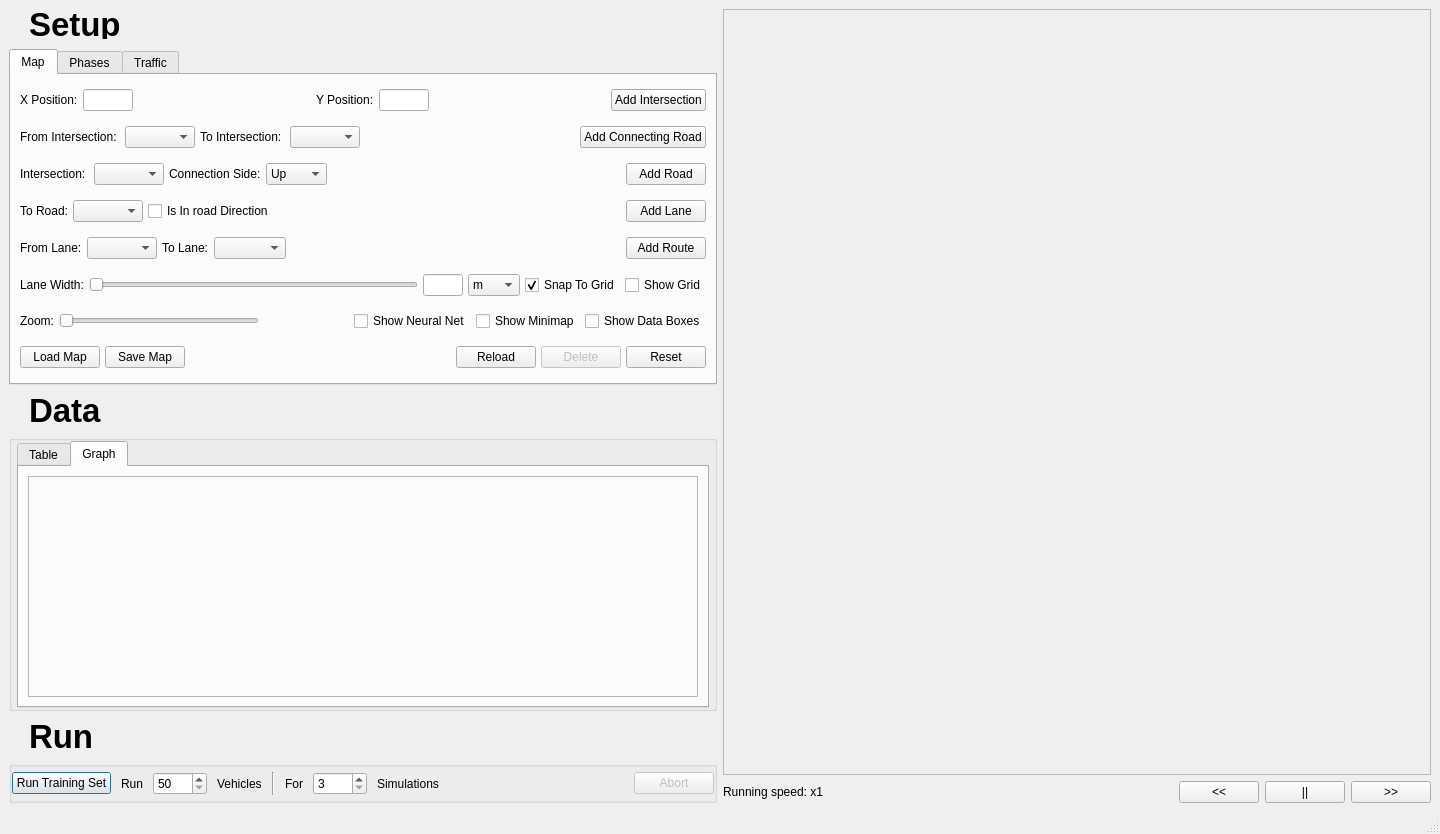
Above: src/ui/mainwindow.ui from samuelarbibe/ai-tms before the change. Below: the same form after it.
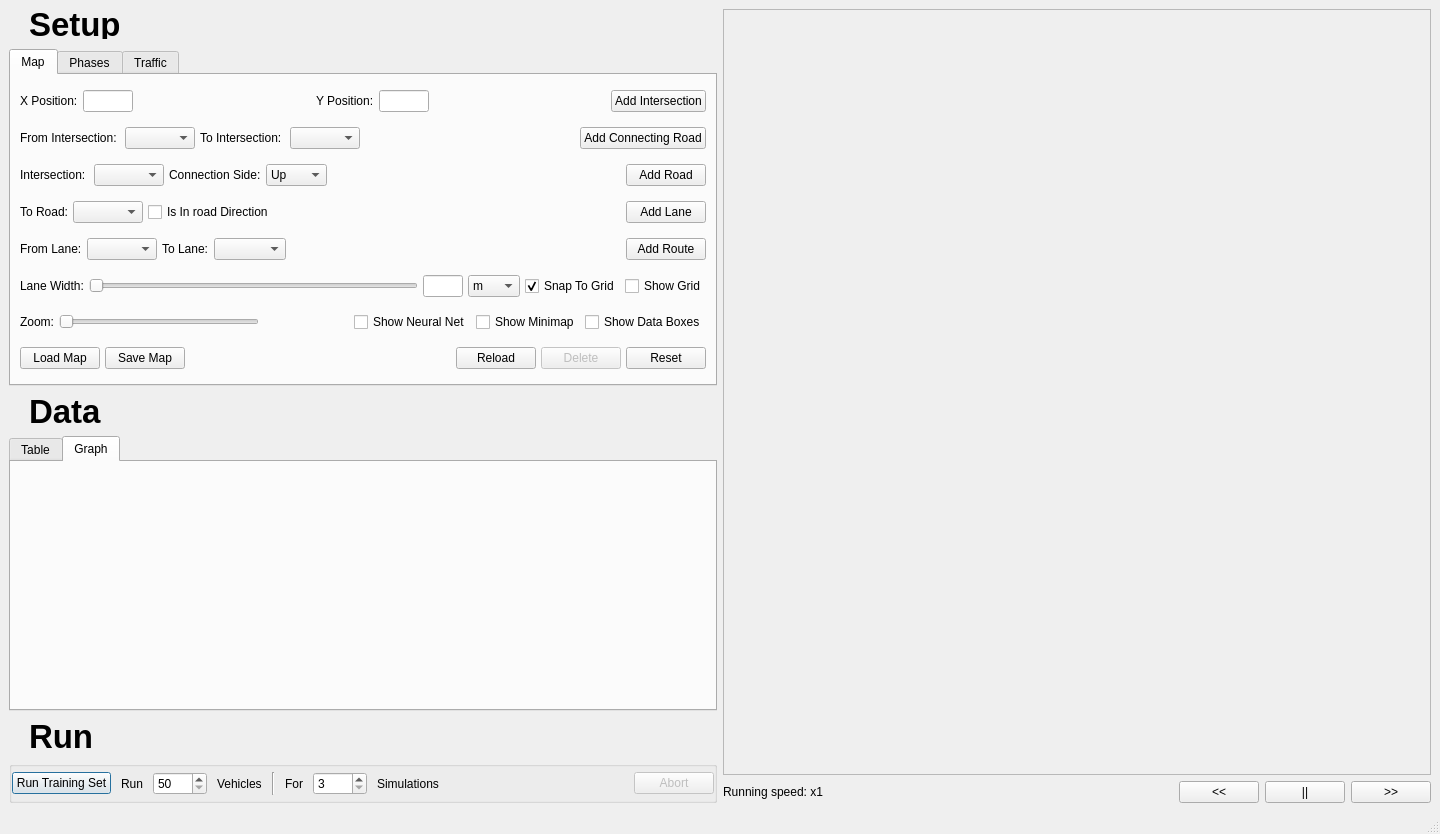
That is the form after the change. The open tabs and pages were chosen to show the change. Custom widgets are drawn as their Qt base class.

Patch:
```diff
--- a/src/ui/mainwindow.ui
+++ b/src/ui/mainwindow.ui
@@ -1879,48 +1879,6 @@
          </widget>
         </item>
         <item>
-         <widget class="QGroupBox" name="groupBox_2">
-          <property name="enabled">
-           <bool>true</bool>
-          </property>
-          <property name="sizePolicy">
-           <sizepolicy hsizetype="Minimum" vsizetype="Preferred">
-            <horstretch>0</horstretch>
-            <verstretch>0</verstretch>
-           </sizepolicy>
-          </property>
-          <property name="minimumSize">
-           <size>
-            <width>0</width>
-            <height>100</height>
-           </size>
-          </property>
-          <property name="baseSize">
-           <size>
-            <width>100</width>
-            <height>100</height>
-           </size>
-          </property>
-          <property name="title">
-           <string/>
-          </property>
-          <layout class="QGridLayout" name="gridLayout_2">
-           <property name="leftMargin">
-            <number>5</number>
-           </property>
-           <property name="topMargin">
-            <number>0</number>
-           </property>
-           <property name="rightMargin">
-            <number>5</number>
-           </property>
-           <property name="bottomMargin">
-            <number>0</number>
-           </property>
-           <property name="spacing">
-            <number>0</number>
-           </property>
-           <item row="0" column="1">
             <widget class="QTabWidget" name="DataTabs">
              <property name="currentIndex">
               <number>0</number>
@@ -2006,20 +1964,10 @@
               </attribute>
               <layout class="QGridLayout" name="gridLayout_9">
                <item row="0" column="0">
-                <widget class="QFrame" name="ChartFrame">
-                 <property name="frameShape">
-                  <enum>QFrame::StyledPanel</enum>
-                 </property>
-                 <property name="frameShadow">
-                  <enum>QFrame::Raised</enum>
-                 </property>
-                </widget>
+             <widget class="QChartView" name="Graph" native="true"/>
                </item>
               </layout>
              </widget>
-            </widget>
-           </item>
-          </layout>
          </widget>
         </item>
         <item>
@@ -2315,6 +2263,14 @@
   </widget>
   <widget class="QStatusBar" name="statusbar"/>
  </widget>
+ <customwidgets>
+  <customwidget>
+   <class>QChartView</class>
+   <extends>QWidget</extends>
+   <header>QChartView.h</header>
+   <container>1</container>
+  </customwidget>
+ </customwidgets>
  <resources/>
  <connections/>
 </ui>
```
Left out of the diff: 14 changed lines with no effect on the pictures. Lines whose indentation alone changed are shown as unchanged.
